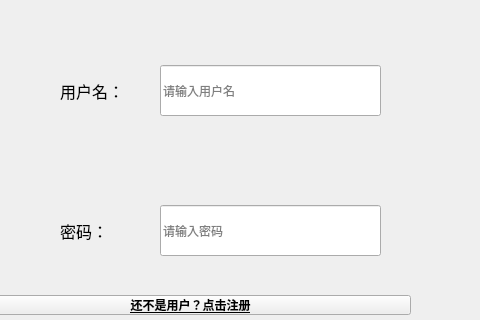
Before: the Qt Designer form logindialog.ui in ljy9912/summer, drawn with Qt 5; both pictures show x 120 to 600 and y 205 to 525 of the 600 by 719 pixel window.
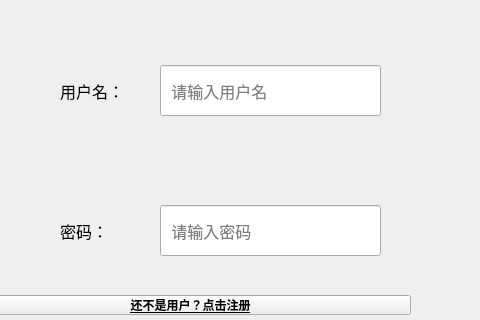
After: the same form once the commit is applied. Icons and pictures are not drawn.

```diff
--- a/logindialog.ui
+++ b/logindialog.ui
@@ -83,13 +83,14 @@
     <property name="font">
      <font>
       <family>等线</family>
+      <pointsize>12</pointsize>
      </font>
     </property>
     <property name="text">
      <string/>
     </property>
     <property name="placeholderText">
-     <string>请输入用户名</string>
+     <string>  请输入用户名</string>
     </property>
    </widget>
    <widget class="QLineEdit" name="pswLineEdit">
@@ -104,6 +105,7 @@
     <property name="font">
      <font>
       <family>等线</family>
+      <pointsize>12</pointsize>
      </font>
     </property>
     <property name="text">
@@ -113,7 +115,7 @@
      <enum>QLineEdit::Password</enum>
     </property>
     <property name="placeholderText">
-     <string>请输入密码</string>
+     <string>  请输入密码</string>
     </property>
    </widget>
    <widget class="QLabel" name="label_2">
```
Left out of the diff: 1 changed line with no effect on the pictures.
